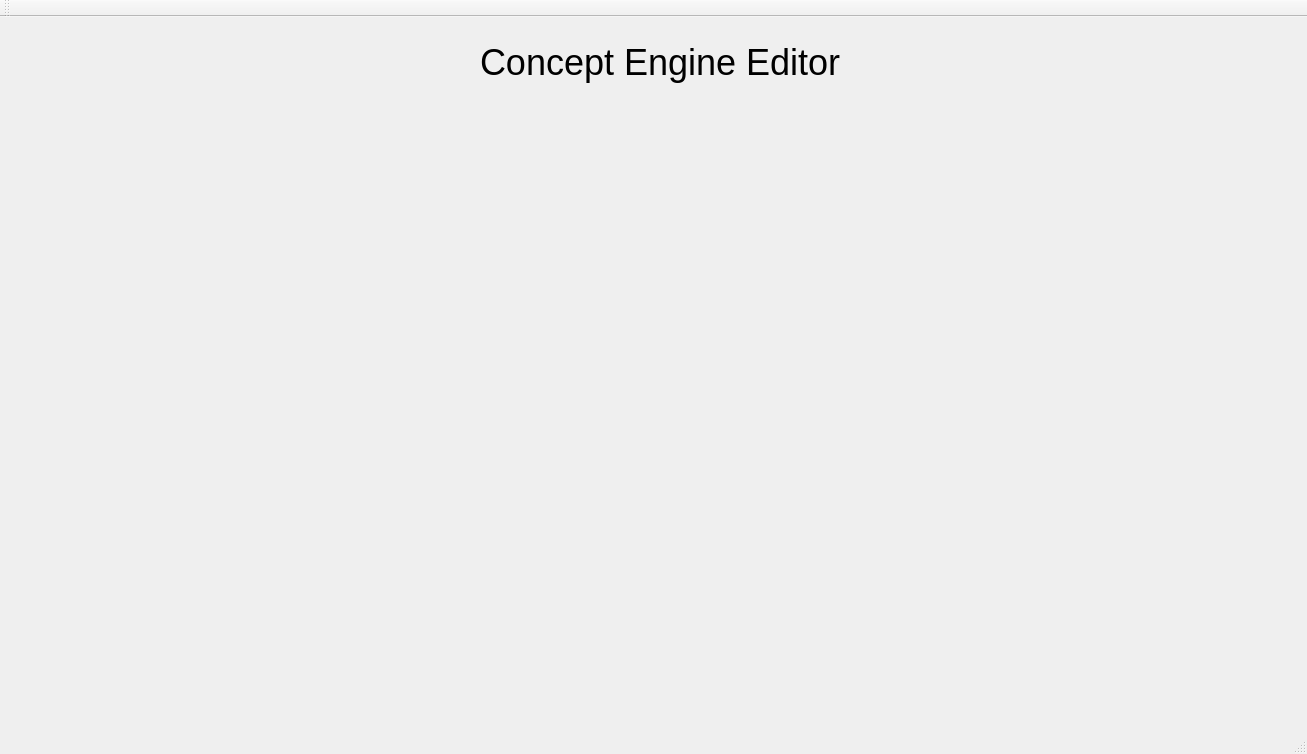
Qt form ConceptEngine/ConceptEngine/ConceptEditor/ConceptEditor.ui (Ludaxord/ConceptEngine) before a commit.
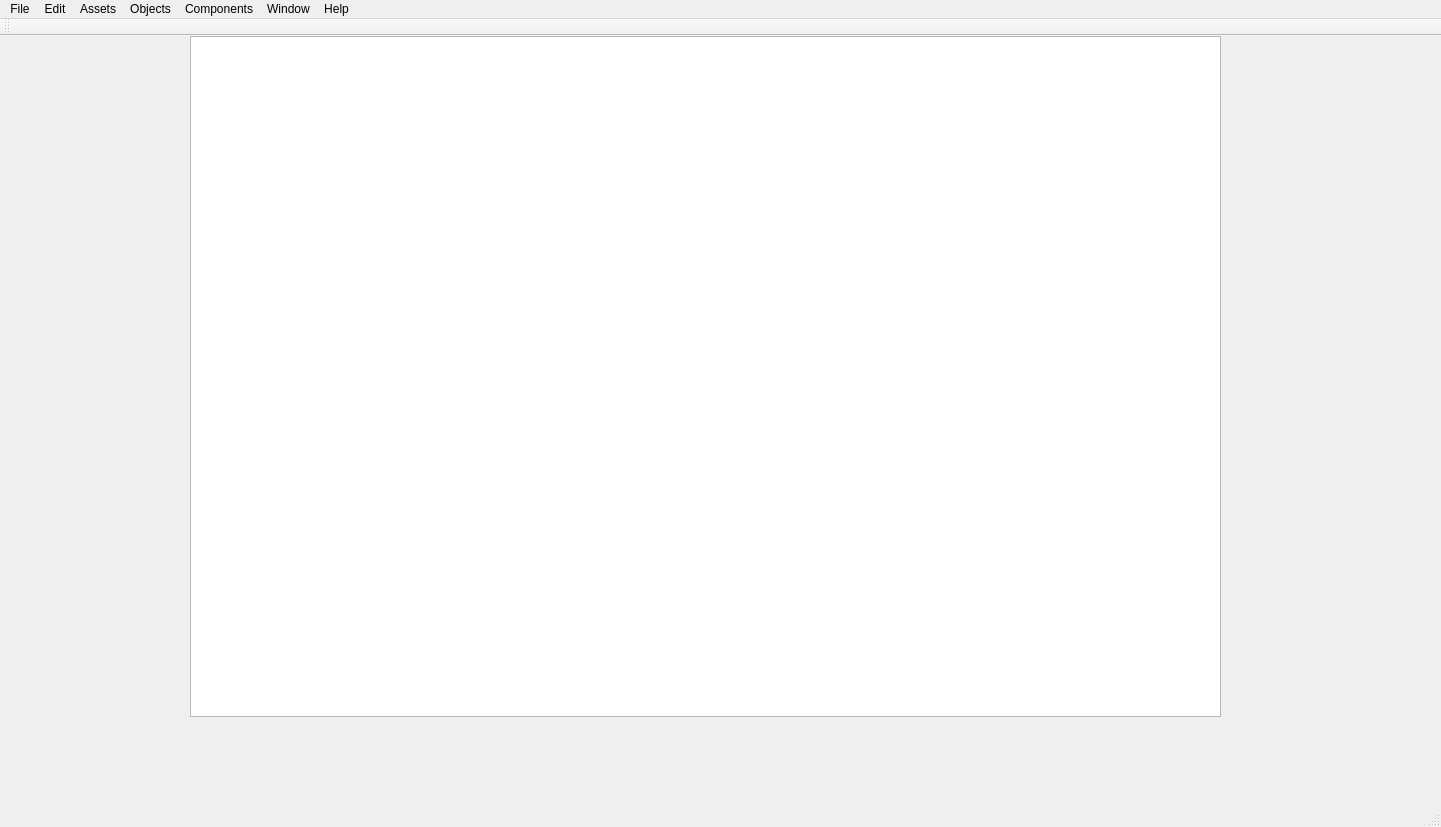
The same form after that commit.

Commit message: add basic structure of editor in QT ui file

Patch:
```diff
--- a/ConceptEngine/ConceptEngine/ConceptEditor/ConceptEditor.ui
+++ b/ConceptEngine/ConceptEngine/ConceptEditor/ConceptEditor.ui
@@ -6,37 +6,59 @@
    <rect>
     <x>0</x>
     <y>0</y>
-    <width>1307</width>
-    <height>754</height>
+    <width>1441</width>
+    <height>827</height>
    </rect>
   </property>
   <property name="windowTitle">
    <string>ConceptEditor</string>
   </property>
+  <property name="autoFillBackground">
+   <bool>false</bool>
+  </property>
   <widget class="QWidget" name="centralWidget">
-   <widget class="QLabel" name="label">
+   <widget class="QWidget" name="verticalLayoutWidget">
     <property name="geometry">
      <rect>
-      <x>480</x>
-      <y>10</y>
-      <width>371</width>
-      <height>71</height>
+      <x>0</x>
+      <y>-1</y>
+      <width>191</width>
+      <height>771</height>
      </rect>
     </property>
-    <property name="sizePolicy">
-     <sizepolicy hsizetype="Preferred" vsizetype="Preferred">
-      <horstretch>0</horstretch>
-      <verstretch>0</verstretch>
-     </sizepolicy>
+    <layout class="QVBoxLayout" name="verticalLayout"/>
+   </widget>
+   <widget class="QGraphicsView" name="graphicsView">
+    <property name="geometry">
+     <rect>
+      <x>190</x>
+      <y>0</y>
+      <width>1031</width>
+      <height>681</height>
+     </rect>
     </property>
-    <property name="font">
-     <font>
-      <pointsize>27</pointsize>
-     </font>
+   </widget>
+   <widget class="QWidget" name="gridLayoutWidget">
+    <property name="geometry">
+     <rect>
+      <x>189</x>
+      <y>680</y>
+      <width>1031</width>
+      <height>91</height>
+     </rect>
     </property>
-    <property name="text">
-     <string>Concept Engine Editor</string>
+    <layout class="QGridLayout" name="gridLayout"/>
+   </widget>
+   <widget class="QWidget" name="verticalLayoutWidget_2">
+    <property name="geometry">
+     <rect>
+      <x>1220</x>
+      <y>0</y>
+      <width>221</width>
+      <height>771</height>
+     </rect>
     </property>
+    <layout class="QVBoxLayout" name="verticalLayout_2"/>
    </widget>
   </widget>
   <widget class="QMenuBar" name="menuBar">
@@ -44,10 +66,78 @@
     <rect>
      <x>0</x>
      <y>0</y>
-     <width>1307</width>
+     <width>1441</width>
      <height>21</height>
     </rect>
    </property>
+   <widget class="QMenu" name="menuFile">
+    <property name="title">
+     <string>File</string>
+    </property>
+    <addaction name="actionNew_Playground"/>
+    <addaction name="actionOpen_Playground"/>
+    <addaction name="actionSave"/>
+    <addaction name="separator"/>
+    <addaction name="actionNew_Project"/>
+    <addaction name="actionOpen_Project"/>
+    <addaction name="separator"/>
+    <addaction name="actionExit"/>
+   </widget>
+   <widget class="QMenu" name="menuEdit">
+    <property name="title">
+     <string>Edit</string>
+    </property>
+    <addaction name="actionUndo"/>
+    <addaction name="actionRedo"/>
+    <addaction name="separator"/>
+    <addaction name="actionEdit"/>
+    <addaction name="actionCopy"/>
+    <addaction name="actionDuplicate"/>
+    <addaction name="actionDelete"/>
+    <addaction name="separator"/>
+    <addaction name="actionEditor_Settings"/>
+    <addaction name="actionProject_Settings"/>
+   </widget>
+   <widget class="QMenu" name="menuWindow">
+    <property name="title">
+     <string>Window</string>
+    </property>
+    <addaction name="actionConsole"/>
+    <addaction name="actionContent"/>
+    <addaction name="actionObject_Details"/>
+   </widget>
+   <widget class="QMenu" name="menuAssets">
+    <property name="title">
+     <string>Assets</string>
+    </property>
+    <addaction name="actionAdd_2"/>
+   </widget>
+   <widget class="QMenu" name="menuObjects">
+    <property name="title">
+     <string>Objects</string>
+    </property>
+    <addaction name="actionCreate"/>
+   </widget>
+   <widget class="QMenu" name="menuComponents">
+    <property name="title">
+     <string>Components</string>
+    </property>
+    <addaction name="actionAdd"/>
+   </widget>
+   <widget class="QMenu" name="menuHelp">
+    <property name="title">
+     <string>Help</string>
+    </property>
+    <addaction name="actionDocumentation"/>
+    <addaction name="actionAbout_Concept_Editor"/>
+   </widget>
+   <addaction name="menuFile"/>
+   <addaction name="menuEdit"/>
+   <addaction name="menuAssets"/>
+   <addaction name="menuObjects"/>
+   <addaction name="menuComponents"/>
+   <addaction name="menuWindow"/>
+   <addaction name="menuHelp"/>
   </widget>
   <widget class="QToolBar" name="mainToolBar">
    <attribute name="toolBarArea">
```
Left out of the diff: 110 changed lines with no effect on the pictures. The commit also changes 2 other files.
